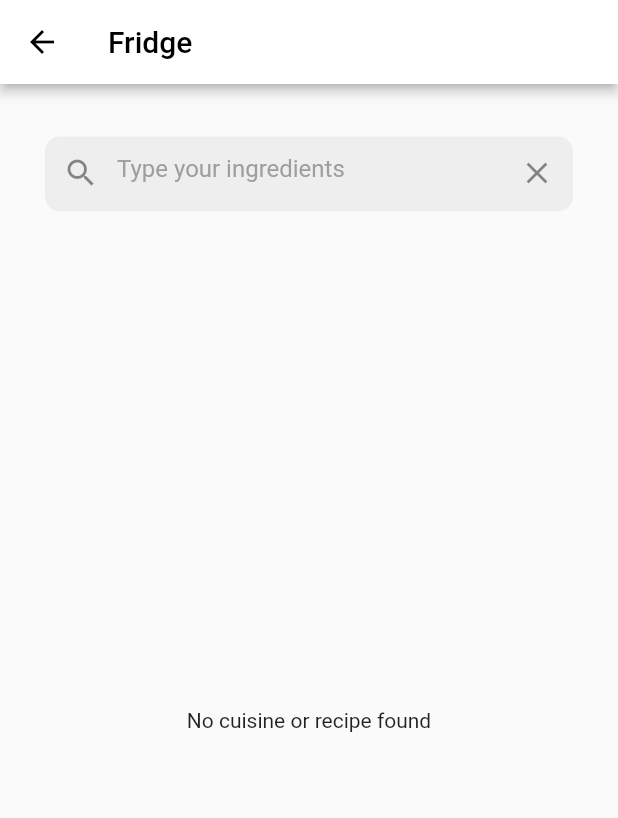
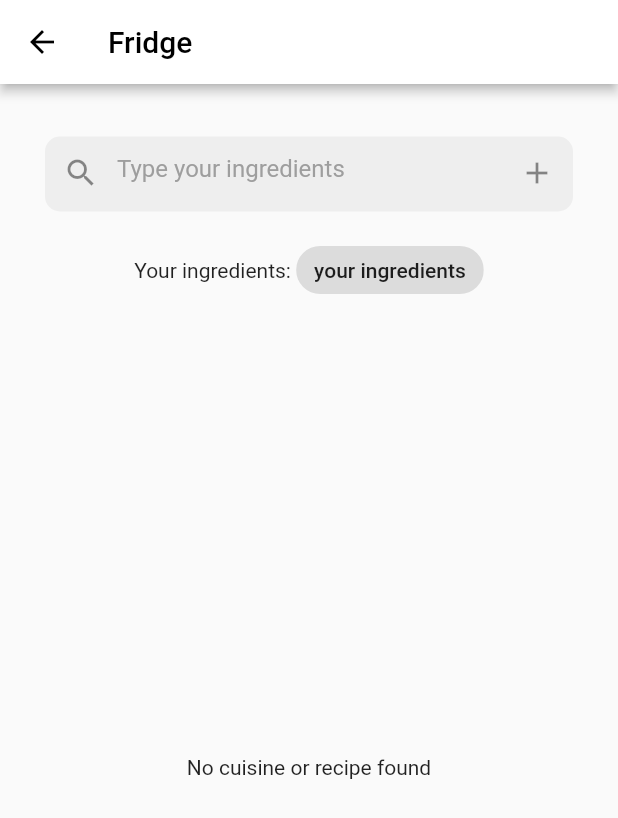
Before and after one commit to kaonapp/kaon, a Flutter app: the FilterPage screen opened directly, on a phone screen of 412 x 824 dp. Shown: the top 818 px of the screen. Run offline on Flutter 3.47's test engine with Material 2 defaults, Android fonts, the phone set to English and light mode, and no system bars; our stand-ins replace cloud_firestore, firebase_core, flutter_native_splash, get, youtube_player_flutter; accounts and stored records are empty.

Commit message:
Working filterchips for ingredients. To improve UI/UX.

```diff
--- a/lib/filteringpage.dart
+++ b/lib/filteringpage.dart
@@ -19,23 +19,26 @@ class _FilterPageState extends State<FilterPage> {
   final CollectionReference _dishes =
       FirebaseFirestore.instance.collection('dishes');
   //List<String> selectedFilters = [];
-  final TextEditingController _searchController = TextEditingController();
+  final TextEditingController _ingredientsController = TextEditingController();
 
-  String? selectedCategory;
-  String? selectedHealth = 'Standard';
+  // String? selectedCategory;
+  // String? selectedHealth = 'Standard';
+
+  // Set initial value for ingredients
+  List<String> ingredientsList = ['your ingredients'];
 
   @override
   void initState() {
     super.initState();
-    _searchController.addListener(_onSearchChanged);
+    _ingredientsController.addListener(_onSearchChanged);
   }
 
   void _onSearchChanged() {}
 
   @override
   void dispose() {
-    _searchController.removeListener(_onSearchChanged);
-    _searchController.dispose();
+    _ingredientsController.removeListener(_onSearchChanged);
+    _ingredientsController.dispose();
     super.dispose();
   }
 
@@ -180,7 +183,10 @@ class _FilterPageState extends State<FilterPage> {
                 color: Colors.grey[200],
                 borderRadius: BorderRadius.circular(10),
               ),
-              child: TextField(
+              child: SingleChildScrollView(
+                child: Column(
+                  children: [
+                    TextField(
                       textCapitalization: TextCapitalization.sentences,
                       onChanged: (value) {
                         setState(() {
@@ -189,19 +195,36 @@ class _FilterPageState extends State<FilterPage> {
                           //     curve: Curves.ease);
                         });
                       },
-                controller: _searchController,
+                      controller: _ingredientsController,
                       decoration: InputDecoration(
                         border: InputBorder.none,
                         prefixIcon: const Icon(
                           Icons.search,
                         ),
+                        // suffixIcon: IconButton(
+                        //   icon: const Icon(Icons.clear),
+                        //   onPressed: () {
+                        //     setState(() {
+                        //       _ingredientsController.clear();
+                        //     });
+                        //   },
+                        // ),
                         suffixIcon: IconButton(
-                    icon: const Icon(Icons.clear),
                           onPressed: () {
                             setState(() {
-                        _searchController.clear();
+                              print(ingredientsList);
+                              String newIngredient =
+                                  _ingredientsController.text.trim();
+                              if (newIngredient.isNotEmpty) {
+                                setState(() {
+                                  print('Adding ingredient: $newIngredient');
+                                  ingredientsList.add(newIngredient);
+                                  _ingredientsController.clear();
+                                });
+                              }
                             });
                           },
+                          icon: const Icon(Icons.add),
                         ),
                         hintText: 'Type your ingredients',
                         hintStyle: const TextStyle(
@@ -210,7 +233,48 @@ class _FilterPageState extends State<FilterPage> {
                         ),
                       ),
                     ),
+                    const SizedBox(height: 16),
+                  ],
                 ),
+              ),
+            ),
+
+            const SizedBox(
+              height: 15,
+            ),
+            SingleChildScrollView(
+              scrollDirection: Axis.horizontal,
+              child: Row(
+                mainAxisAlignment: MainAxisAlignment.start,
+                children: [
+                  const Text('Your ingredients: '),
+                  Wrap(
+                    runAlignment: WrapAlignment.spaceEvenly,
+                    clipBehavior: Clip.antiAlias,
+                    spacing: 8,
+                    children: List<Widget>.generate(
+                      ingredientsList.length,
+                      (index) {
+                        return FilterChip(
+                          label: Text(ingredientsList[index]),
+                          onSelected: (isSelected) {
+                            setState(() {
+                              ingredientsList.removeAt(index);
+                            });
+                          },
+                        );
+                      },
+                    ).toList(),
+                  ),
+                ],
+              ),
+            ),
+            // Row(
+            //   children: const [
+            //     Text("Selected ingredients: "),
+            //   ],
+            // ),
+
             const SizedBox(
               height: 15,
             ),
@@ -219,8 +283,7 @@ class _FilterPageState extends State<FilterPage> {
                 stream: _dishes
                     .orderBy('name', descending: false)
                     // .where('category', isEqualTo: selectedCategory)
-                    .where('keyIngredients',
-                        arrayContainsAny: _searchController.text.split(', '))
+                    .where('keyIngredients', arrayContainsAny: ingredientsList)
                     // .where(
                     //   'diet',
                     //   arrayContains: selectedHealth,
@@ -331,9 +394,9 @@ class _FilterPageState extends State<FilterPage> {
 }
 
 /**
- * This code assumes that _searchController is a TextEditingController that
+ * This code assumes that _ingredientsController is a TextEditingController that
  * holds a comma-separated list of values that you want to search for in the
- * keyIngredients field. If _searchController is not a TextEditingController,
+ * keyIngredients field. If _ingredientsController is not a TextEditingController,
  * you can modify the code to use the appropriate variable.
 
 By using whereIn instead of arrayContains, you can pass a list of values
```
Lines whose indentation alone changed are shown as unchanged.
